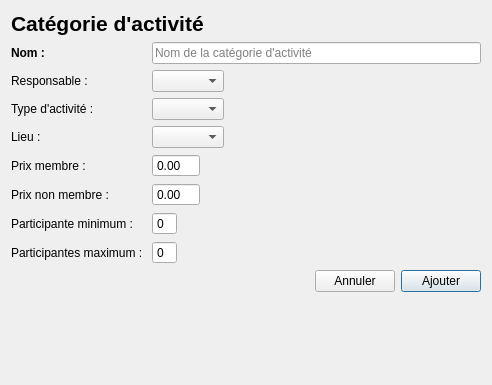
First picture: the form in GUI/categorie_activite.ui, repository samueldrouin/PyGuide, before the edit.
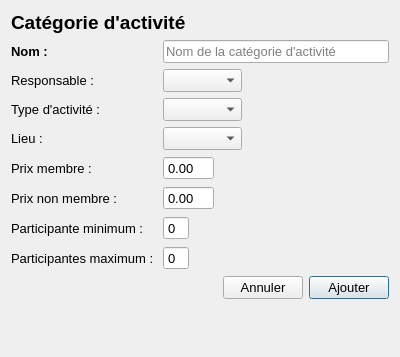
Second picture: the form after the edit.

Commit message: Changement de la police pour Segoe UI pour une meilleure apparence sur Windows

Diff of the .ui file:
```diff
--- a/GUI/categorie_activite.ui
+++ b/GUI/categorie_activite.ui
@@ -6,10 +6,22 @@
    <rect>
     <x>0</x>
     <y>0</y>
-    <width>492</width>
-    <height>385</height>
+    <width>400</width>
+    <height>357</height>
    </rect>
   </property>
+  <property name="minimumSize">
+   <size>
+    <width>400</width>
+    <height>357</height>
+   </size>
+  </property>
+  <property name="font">
+   <font>
+    <family>Segoe UI</family>
+    <pointsize>10</pointsize>
+   </font>
+  </property>
   <property name="windowTitle">
    <string>Catégorie d'activité</string>
   </property>
@@ -24,7 +36,7 @@
      </property>
      <property name="font">
       <font>
-       <pointsize>16</pointsize>
+       <pointsize>14</pointsize>
        <weight>75</weight>
        <bold>true</bold>
       </font>
```
The commit also changes 19 other files.
